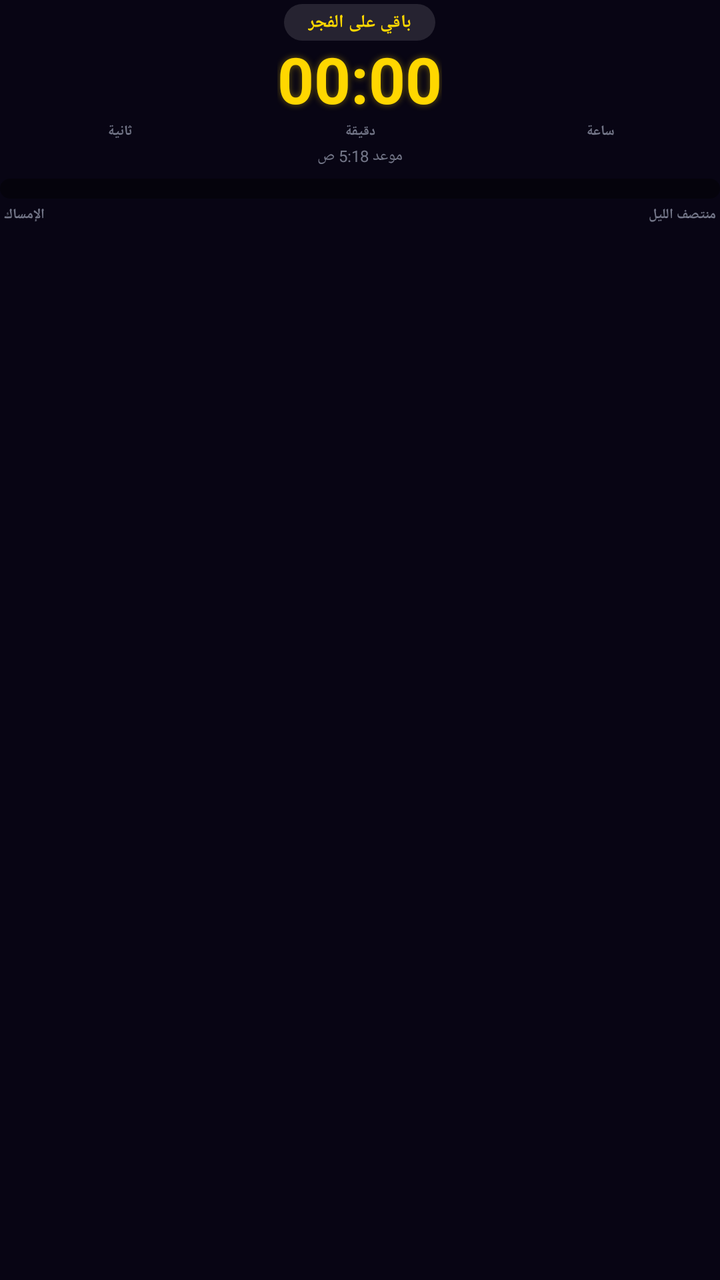
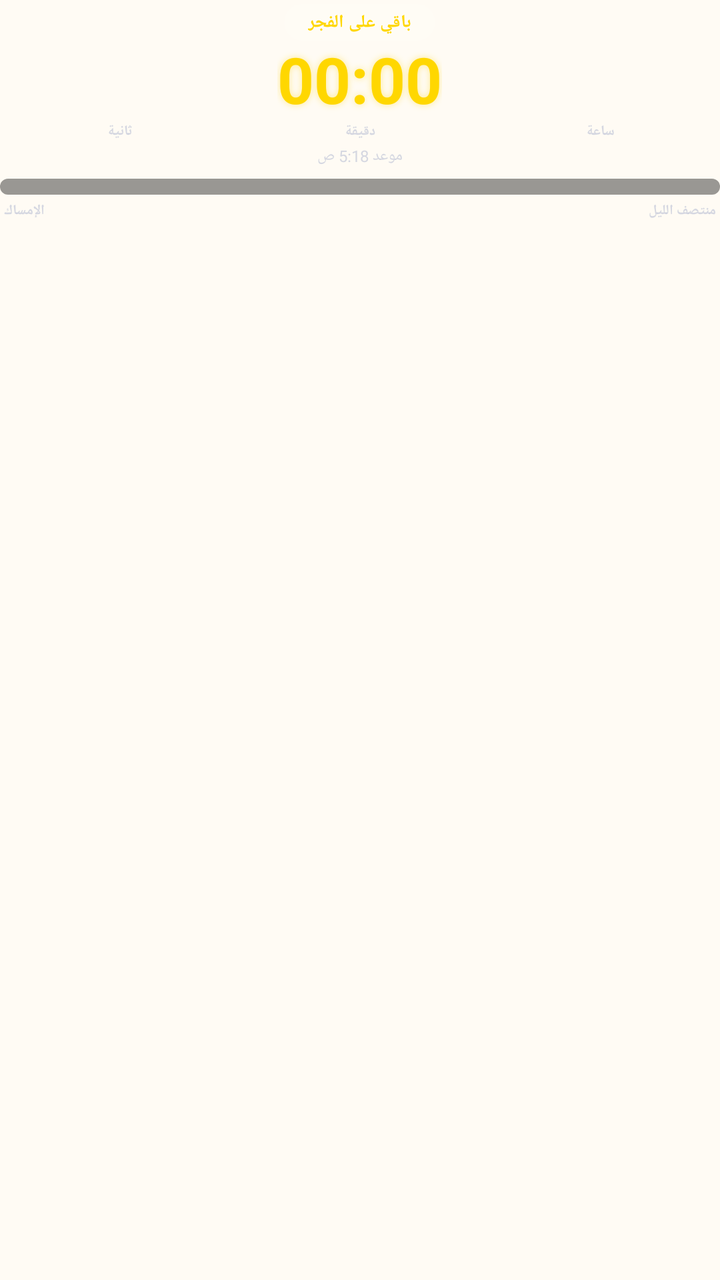

The first picture is an Android layout as it rendered before a commit; the second is the same layout after the commit. The layout source and the unified diff follow.
<!-- AndroidManifest.xml: application theme Theme.Caliq -->
<!-- res/layout/widget_chrono_large.xml -->
<?xml version="1.0" encoding="utf-8"?>
<LinearLayout xmlns:android="http://schemas.android.com/apk/res/android"
    android:layout_width="match_parent"
    android:layout_height="wrap_content"
    android:layoutDirection="rtl"
    android:gravity="center_horizontal"
    android:orientation="vertical"
    android:paddingTop="2dp"
    android:paddingBottom="2dp">

    <TextView
        android:id="@+id/widget_chrono_label"
        android:layout_width="wrap_content"
        android:layout_height="wrap_content"
        android:background="@drawable/widget_label_pill"
        android:maxLines="1"
        android:paddingStart="12dp"
        android:paddingTop="3dp"
        android:paddingEnd="12dp"
        android:paddingBottom="3dp"
        android:text="باقي على الفجر"
        android:textColor="#FFFFD700"
        android:textSize="9sp"
        android:textStyle="bold" />

    <Chronometer
        android:id="@+id/widget_chrono"
        android:layout_width="wrap_content"
        android:layout_height="wrap_content"
        android:layoutDirection="ltr"
        android:layout_marginTop="2dp"
        android:includeFontPadding="false"
        android:shadowColor="#66FFD700"
        android:shadowDx="0"
        android:shadowDy="0"
        android:shadowRadius="8"
        android:textColor="#FFFFD700"
        android:textSize="32sp"
        android:textStyle="bold" />

    
    <LinearLayout
        android:layout_width="match_parent"
        android:layout_height="wrap_content"
        android:layout_marginTop="1dp"
        android:baselineAligned="false"
        android:orientation="horizontal">

        <TextView
            android:layout_width="0dp"
            android:layout_height="wrap_content"
            android:layout_weight="1"
            android:gravity="center"
            android:text="ساعة"
            android:textColor="#99B9C0D4"
            android:textSize="7sp"
            android:textStyle="bold" />

        <TextView
            android:layout_width="0dp"
            android:layout_height="wrap_content"
            android:layout_weight="1"
            android:gravity="center"
            android:text="دقيقة"
            android:textColor="#99B9C0D4"
            android:textSize="7sp"
            android:textStyle="bold" />

        <TextView
            android:layout_width="0dp"
            android:layout_height="wrap_content"
            android:layout_weight="1"
            android:gravity="center"
            android:text="ثانية"
            android:textColor="#99B9C0D4"
            android:textSize="7sp"
            android:textStyle="bold" />
    </LinearLayout>

    <TextView
        android:id="@+id/widget_chrono_target"
        android:layout_width="wrap_content"
        android:layout_height="wrap_content"
        android:layout_marginTop="2dp"
        android:maxLines="1"
        android:text="موعد 5:18 ص"
        android:textColor="#99B9C0D4"
        android:textSize="8sp" />

    <ProgressBar
        android:id="@+id/widget_chrono_progress"
        style="?android:attr/progressBarStyleHorizontal"
        android:layout_width="match_parent"
        android:layout_height="10dp"
        android:layout_marginTop="6dp"
        android:max="100"
        android:progress="0"
        android:progressDrawable="@drawable/widget_progress" />

    
    <LinearLayout
        android:layout_width="match_parent"
        android:layout_height="wrap_content"
        android:layout_marginTop="3dp"
        android:baselineAligned="false"
        android:orientation="horizontal"
        android:paddingStart="2dp"
        android:paddingEnd="2dp">

        <TextView
            android:id="@+id/widget_progress_start"
            android:layout_width="0dp"
            android:layout_height="wrap_content"
            android:layout_weight="1"
            android:maxLines="1"
            android:text="منتصف الليل"
            android:textColor="#99B9C0D4"
            android:textSize="7sp"
            android:textStyle="bold" />

        <TextView
            android:id="@+id/widget_progress_end"
            android:layout_width="wrap_content"
            android:layout_height="wrap_content"
            android:maxLines="1"
            android:text="الإمساك"
            android:textColor="#99B9C0D4"
            android:textSize="7sp"
            android:textStyle="bold" />
    </LinearLayout>
</LinearLayout>
<!-- resources referenced by this layout -->
<resources>
  <!-- drawable widget_label_pill (drawable) -->
  <?xml version="1.0" encoding="utf-8"?>
  <shape xmlns:android="http://schemas.android.com/apk/res/android"
      android:shape="rectangle">
      <solid android:color="#1FFFFFFF" />
      <corners android:radius="99dp" />
  </shape>
  <!-- drawable widget_progress (drawable) -->
  <?xml version="1.0" encoding="utf-8"?>
  <layer-list xmlns:android="http://schemas.android.com/apk/res/android">
      <item android:id="@android:id/background">
          <shape android:shape="rectangle">
              <solid android:color="#66000000" />
              <corners android:radius="99dp" />
          </shape>
      </item>
      <item android:id="@android:id/progress">
          <clip>
              <shape android:shape="rectangle">
                  <gradient
                      android:angle="0"
                      android:startColor="#FFFF9F1C"
                      android:centerColor="#FFFFD700"
                      android:endColor="#FF80A1D4" />
                  <corners android:radius="99dp" />
              </shape>
          </clip>
      </item>
  </layer-list>
  <style name="Theme.Caliq" parent="@android:style/Theme.Material.NoActionBar">
          <item name="android:statusBarColor">@android:color/transparent</item>
          <item name="android:navigationBarColor">@android:color/transparent</item>
          <item name="android:windowLightStatusBar">false</item>
          <item name="android:windowLightNavigationBar">false</item>
          <item name="android:windowLayoutInDisplayCutoutMode">shortEdges</item>
          <item name="android:windowBackground">@drawable/splash_background</item>
          
          <item name="android:forceDarkAllowed">false</item>
          <item name="android:windowActionModeOverlay">true</item>
      </style>
  <!-- drawable splash_background (drawable) -->
  <?xml version="1.0" encoding="utf-8"?>
  <shape xmlns:android="http://schemas.android.com/apk/res/android"
      android:shape="rectangle">
      <solid android:color="#080514" />
  </shape>
</resources>

<!-- the commit's change to res/layout/widget_chrono_large.xml (unified diff, before → after) -->
@@ -87,15 +87,27 @@
         android:textColor="#99B9C0D4"
         android:textSize="8sp" />
 
+    
     <ProgressBar
-        android:id="@+id/widget_chrono_progress"
+        android:id="@+id/widget_chrono_progress_day"
         style="?android:attr/progressBarStyleHorizontal"
         android:layout_width="match_parent"
-        android:layout_height="10dp"
+        android:layout_height="8dp"
         android:layout_marginTop="6dp"
         android:max="100"
         android:progress="0"
-        android:progressDrawable="@drawable/widget_progress" />
+        android:progressDrawable="@drawable/widget_progress_day" />
+
+    <ProgressBar
+        android:id="@+id/widget_chrono_progress_night"
+        style="?android:attr/progressBarStyleHorizontal"
+        android:layout_width="match_parent"
+        android:layout_height="8dp"
+        android:layout_marginTop="6dp"
+        android:max="100"
+        android:progress="0"
+        android:visibility="gone"
+        android:progressDrawable="@drawable/widget_progress_night" />
 
     
     <LinearLayout
<!-- resource entries referenced after the edit -->
@@ -7,7 +7,7 @@
       <solid android:color="#1FFFFFFF" />
       <corners android:radius="99dp" />
   </shape>
-  <!-- drawable widget_progress (drawable) -->
+  <!-- drawable widget_progress_day (drawable) -->
   <?xml version="1.0" encoding="utf-8"?>
   <layer-list xmlns:android="http://schemas.android.com/apk/res/android">
       <item android:id="@android:id/background">
@@ -19,32 +19,46 @@
       <item android:id="@android:id/progress">
           <clip>
               <shape android:shape="rectangle">
-                  <gradient
-                      android:angle="0"
-                      android:startColor="#FFFF9F1C"
-                      android:centerColor="#FFFFD700"
-                      android:endColor="#FF80A1D4" />
+                  <solid android:color="#FFFF9F1C" />
                   <corners android:radius="99dp" />
               </shape>
           </clip>
       </item>
   </layer-list>
-  <style name="Theme.Caliq" parent="@android:style/Theme.Material.NoActionBar">
+  <!-- drawable widget_progress_night (drawable) -->
+  <?xml version="1.0" encoding="utf-8"?>
+  <layer-list xmlns:android="http://schemas.android.com/apk/res/android">
+      <item android:id="@android:id/background">
+          <shape android:shape="rectangle">
+              <solid android:color="#66000000" />
+              <corners android:radius="99dp" />
+          </shape>
+      </item>
+      <item android:id="@android:id/progress">
+          <clip>
+              <shape android:shape="rectangle">
+                  <solid android:color="#FF80A1D4" />
+                  <corners android:radius="99dp" />
+              </shape>
+          </clip>
+      </item>
+  </layer-list>
+  <style name="Theme.Caliq" parent="@android:style/Theme.Material.Light.NoActionBar">
           <item name="android:statusBarColor">@android:color/transparent</item>
           <item name="android:navigationBarColor">@android:color/transparent</item>
-          <item name="android:windowLightStatusBar">false</item>
-          <item name="android:windowLightNavigationBar">false</item>
+          <item name="android:windowLightStatusBar">true</item>
+          <item name="android:windowLightNavigationBar">true</item>
           <item name="android:windowLayoutInDisplayCutoutMode">shortEdges</item>
-          <item name="android:windowBackground">@drawable/splash_background</item>
+          <item name="android:windowBackground">@drawable/app_background_light</item>
           
           <item name="android:forceDarkAllowed">false</item>
           <item name="android:windowActionModeOverlay">true</item>
       </style>
-  <!-- drawable splash_background (drawable) -->
+  <!-- drawable app_background_light (drawable) -->
   <?xml version="1.0" encoding="utf-8"?>
   <shape xmlns:android="http://schemas.android.com/apk/res/android"
       android:shape="rectangle">
-      <solid android:color="#080514" />
+      <solid android:color="#FFFBF4" />
   </shape>
 </resources>
 
